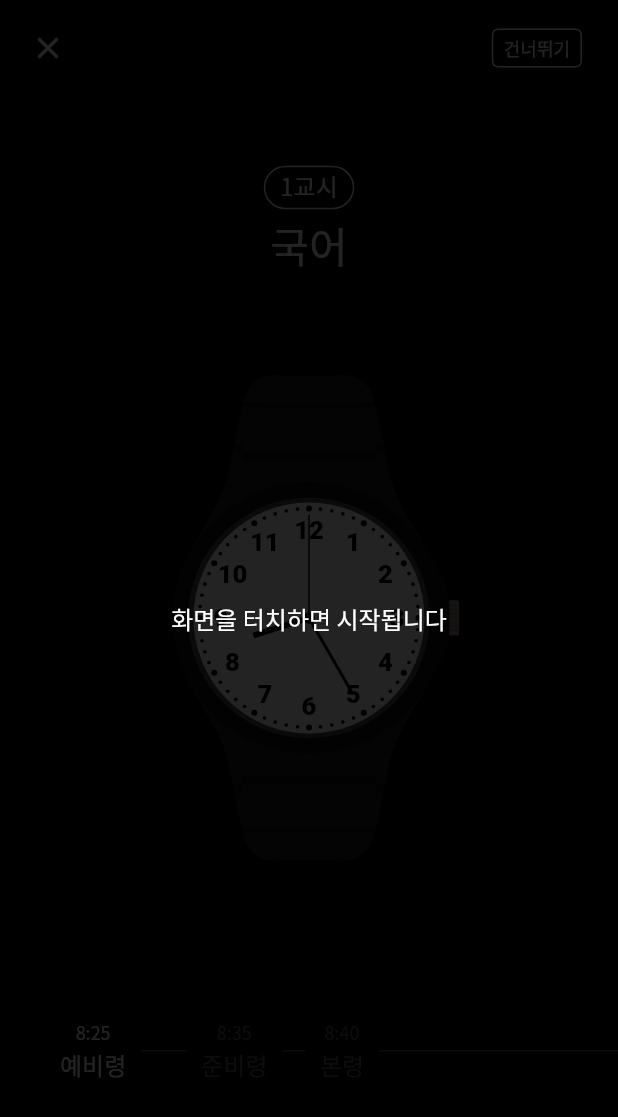
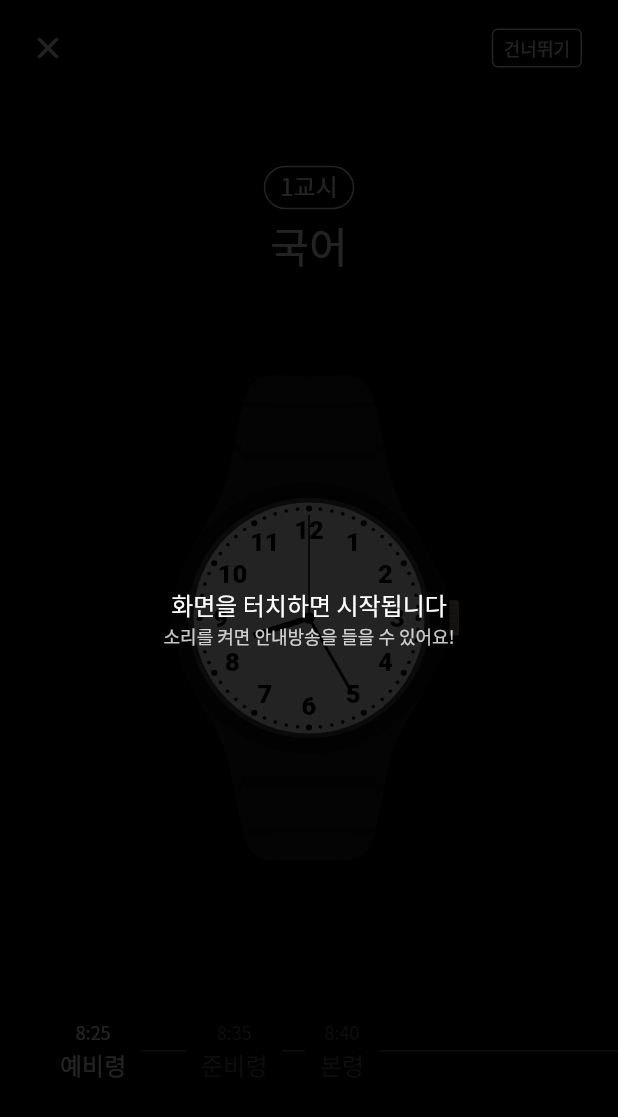
Before and after one commit to silgam/silgam-flutter, a Flutter app: the screen it shows after launch, after a tap on "국어", on a phone screen of 412 x 824 dp. Shown: the top 1117 px of the screen. Run offline on Flutter 3.47's test engine with Material 2 defaults, Android fonts, the phone set to English and light mode, and no system bars; our stand-ins replace flutter_svg, just_audio.

Commit message:
feat: add turn on volume text

```diff
--- a/lib/clock_page/clock_page.dart
+++ b/lib/clock_page/clock_page.dart
@@ -245,12 +245,25 @@ class _ClockPageState extends State<ClockPage> {
         alignment: Alignment.center,
         color: Colors.black.withAlpha(_screenOverlayAlpha),
         duration: const Duration(milliseconds: 100),
-        child: const Text(
-          '화면을 터치하면 시작됩니다',
-          style: TextStyle(
-            color: Colors.white,
-            fontSize: 16,
-          ),
+        child: Column(
+          mainAxisSize: MainAxisSize.min,
+          children: [
+            const Text(
+              '화면을 터치하면 시작됩니다',
+              style: TextStyle(
+                color: Colors.white,
+                fontSize: 16,
+              ),
+            ),
+            Text(
+              '소리를 켜면 안내방송을 들을 수 있어요!',
+              style: TextStyle(
+                color: Colors.white.withAlpha(200),
+                fontSize: 12,
+                fontWeight: FontWeight.w300,
+              ),
+            ),
+          ],
         ),
       ),
     );
```
